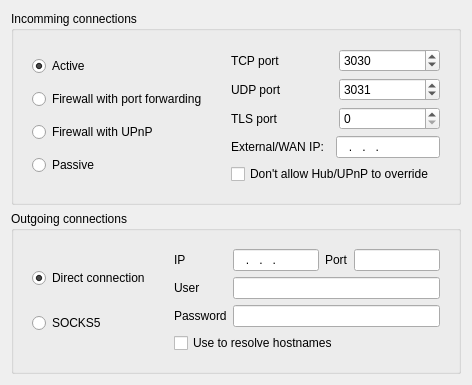
First picture: the form in eiskaltdcpp/ui/UISettingsConnection.ui, repository eiskaltdcpp/eiskaltdcpp, before the edit.
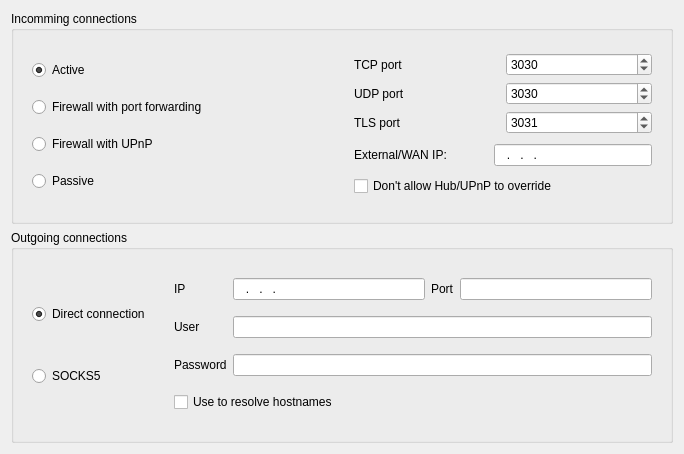
Second picture: the form after the edit.

Commit message: default ports is 3030 for tcp and udp and 3031 for tls

```diff
--- a/eiskaltdcpp/ui/UISettingsConnection.ui
+++ b/eiskaltdcpp/ui/UISettingsConnection.ui
@@ -6,8 +6,8 @@
    <rect>
     <x>0</x>
     <y>0</y>
-    <width>472</width>
-    <height>356</height>
+    <width>684</width>
+    <height>454</height>
    </rect>
   </property>
   <property name="windowTitle">
@@ -131,7 +131,7 @@
               <number>65535</number>
              </property>
              <property name="value">
-              <number>3031</number>
+              <number>3030</number>
              </property>
             </widget>
            </item>
@@ -144,7 +144,7 @@
               <number>65535</number>
              </property>
              <property name="value">
-              <number>0</number>
+              <number>3031</number>
              </property>
             </widget>
            </item>
```
